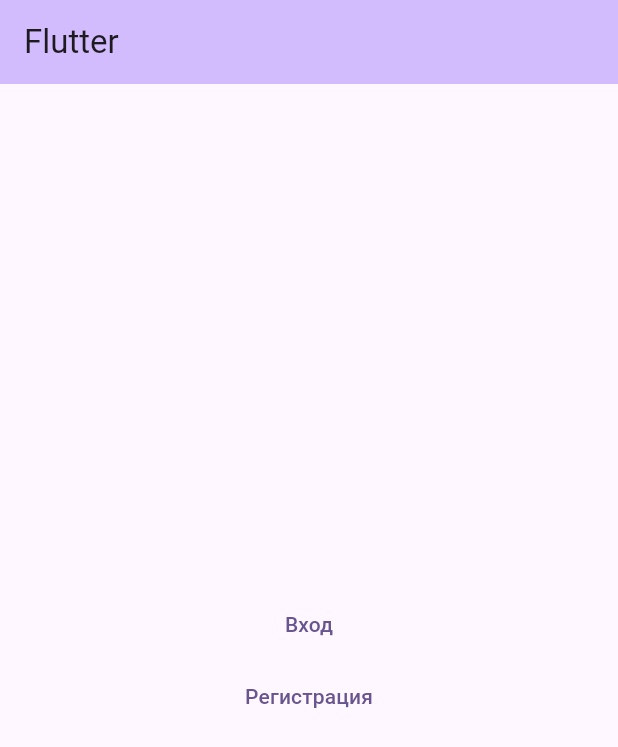
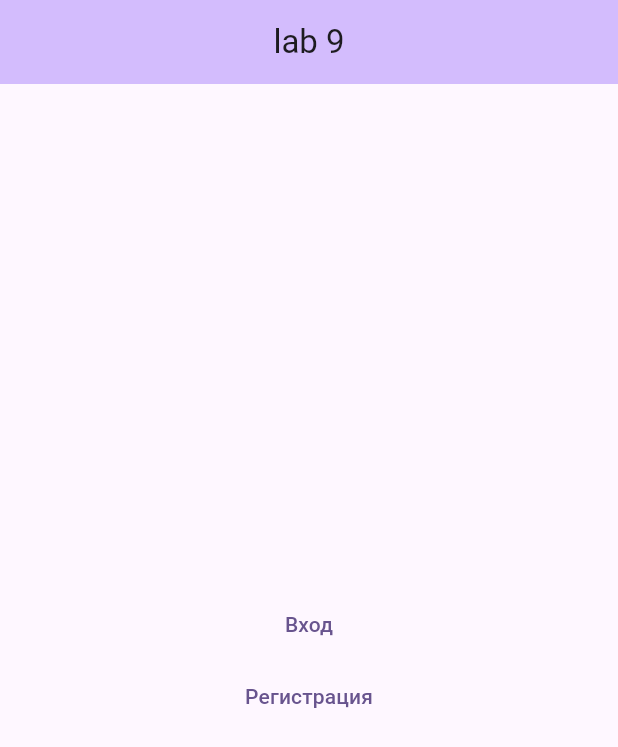
Before and after one commit to le-vitalique/lab9, a Flutter app: the screen it shows after launch, on a phone screen of 412 x 824 dp. Shown: the top 747 px of the screen. Run offline on Flutter 3.47's test engine with Material 3 defaults, Android fonts, the phone set to English and light mode, and no system bars; our stand-ins replace email_validator.

Commit message:
update lib/main.dart

```diff
--- a/lib/main.dart
+++ b/lib/main.dart
@@ -36,11 +36,13 @@ class MyApp extends StatelessWidget {
       ),
       initialRoute: '/',
       routes: {
-        '/': (BuildContext context) => const MyHomePage(title: 'Flutter'),
+        '/': (BuildContext context) => const MyHomePage(title: 'lab 9'),
         '/login_view': (BuildContext context) => const LoginView(),
         '/register_view': (BuildContext context) => const RegisterView(),
-        '/login_success': (BuildContext context) => const Success(title: 'Добро пожаловать'),
-        '/register_success': (BuildContext context) => const Success(title: 'Вы успешно зарегистрировались'),
+        '/login_success': (BuildContext context) =>
+            const Success(title: 'Добро пожаловать'),
+        '/register_success': (BuildContext context) =>
+            const Success(title: 'Вы успешно зарегистрировались'),
       },
       //home: const MyHomePage(title: 'Flutter Demo Home Page'),
     );
@@ -83,6 +85,7 @@ class _MyHomePageState extends State<MyHomePage> {
         // Here we take the value from the MyHomePage object that was created by
         // the App.build method, and use it to set our appbar title.
         title: Text(widget.title),
+        centerTitle: true,
       ),
       body: Center(
         // Center is a layout widget. It takes a single child and positions it
```
